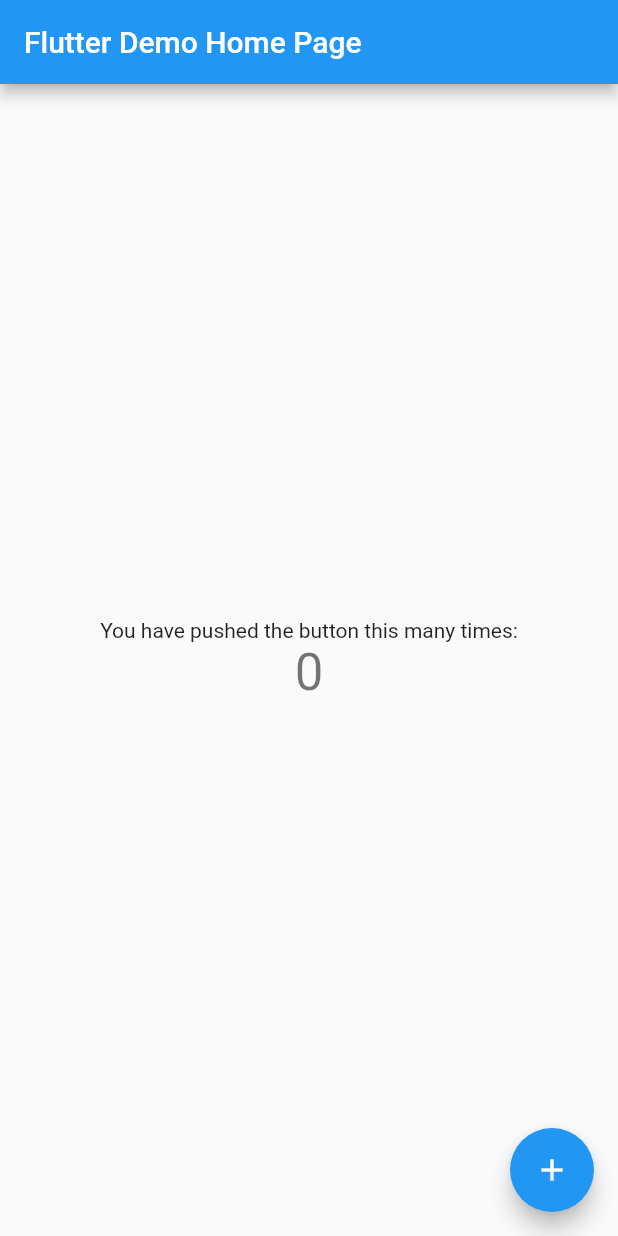
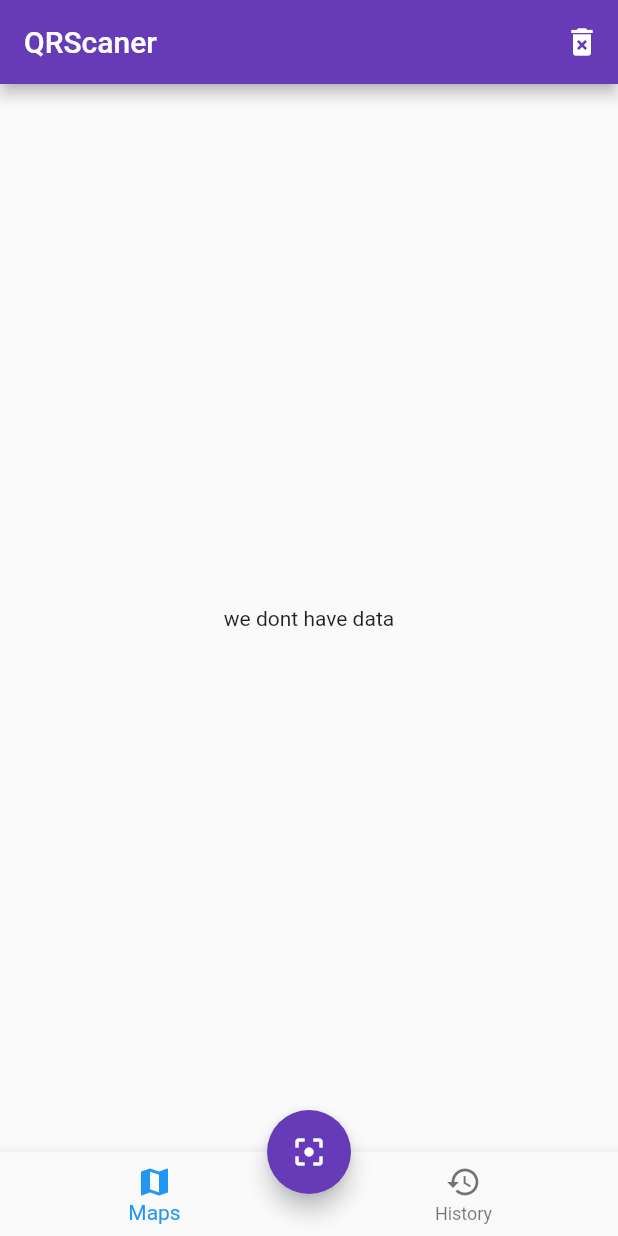
Before and after one commit to julianfrancodev/flutter-localtion-maps, a Flutter app: the screen it shows after launch, on a phone screen of 412 x 824 dp. Run offline on Flutter 3.47's test engine with Material 2 defaults, Android fonts, the phone set to English and light mode, and no system bars; our stand-ins replace sqflite; missing offline and left inert: barcode_scan; accounts and stored records are empty.

Commit message:
feat: add flutter_map dependency

```diff
--- a/lib/main.dart
+++ b/lib/main.dart
@@ -1,117 +1,14 @@
 import 'package:flutter/material.dart';
+import 'package:flutter_04/src/routes/routes.dart';
 
 void main() {
-  runApp(MyApp());
+  runApp(MaterialApp(
+    title: 'QRPage',
+    debugShowCheckedModeBanner: false,
+    initialRoute: '/',
+    routes: routes,
+    theme: ThemeData(
+        visualDensity: VisualDensity.adaptivePlatformDensity,
+        primaryColor: Colors.deepPurple),
+  ));
 }
-
-class MyApp extends StatelessWidget {
-  // This widget is the root of your application.
-  @override
-  Widget build(BuildContext context) {
-    return MaterialApp(
-      title: 'Flutter Demo',
-      theme: ThemeData(
-        // This is the theme of your application.
-        //
-        // Try running your application with "flutter run". You'll see the
-        // application has a blue toolbar. Then, without quitting the app, try
-        // changing the primarySwatch below to Colors.green and then invoke
-        // "hot reload" (press "r" in the console where you ran "flutter run",
-        // or simply save your changes to "hot reload" in a Flutter IDE).
-        // Notice that the counter didn't reset back to zero; the application
-        // is not restarted.
-        primarySwatch: Colors.blue,
-        // This makes the visual density adapt to the platform that you run
-        // the app on. For desktop platforms, the controls will be smaller and
-        // closer together (more dense) than on mobile platforms.
-        visualDensity: VisualDensity.adaptivePlatformDensity,
-      ),
-      home: MyHomePage(title: 'Flutter Demo Home Page'),
-    );
-  }
-}
-
-class MyHomePage extends StatefulWidget {
-  MyHomePage({Key key, this.title}) : super(key: key);
-
-  // This widget is the home page of your application. It is stateful, meaning
-  // that it has a State object (defined below) that contains fields that affect
-  // how it looks.
-
-  // This class is the configuration for the state. It holds the values (in this
-  // case the title) provided by the parent (in this case the App widget) and
-  // used by the build method of the State. Fields in a Widget subclass are
-  // always marked "final".
-
-  final String title;
-
-  @override
-  _MyHomePageState createState() => _MyHomePageState();
-}
-
-class _MyHomePageState extends State<MyHomePage> {
-  int _counter = 0;
-
-  void _incrementCounter() {
-    setState(() {
-      // This call to setState tells the Flutter framework that something has
-      // changed in this State, which causes it to rerun the build method below
-      // so that the display can reflect the updated values. If we changed
-      // _counter without calling setState(), then the build method would not be
-      // called again, and so nothing would appear to happen.
-      _counter++;
-    });
-  }
-
-  @override
-  Widget build(BuildContext context) {
-    // This method is rerun every time setState is called, for instance as done
-    // by the _incrementCounter method above.
-    //
-    // The Flutter framework has been optimized to make rerunning build methods
-    // fast, so that you can just rebuild anything that needs updating rather
-    // than having to individually change instances of widgets.
-    return Scaffold(
-      appBar: AppBar(
-        // Here we take the value from the MyHomePage object that was created by
-        // the App.build method, and use it to set our appbar title.
-        title: Text(widget.title),
-      ),
-      body: Center(
-        // Center is a layout widget. It takes a single child and positions it
-        // in the middle of the parent.
-        child: Column(
-          // Column is also a layout widget. It takes a list of children and
-          // arranges them vertically. By default, it sizes itself to fit its
-          // children horizontally, and tries to be as tall as its parent.
-          //
-          // Invoke "debug painting" (press "p" in the console, choose the
-          // "Toggle Debug Paint" action from the Flutter Inspector in Android
-          // Studio, or the "Toggle Debug Paint" command in Visual Studio Code)
-          // to see the wireframe for each widget.
-          //
-          // Column has various properties to control how it sizes itself and
-          // how it positions its children. Here we use mainAxisAlignment to
-          // center the children vertically; the main axis here is the vertical
-          // axis because Columns are vertical (the cross axis would be
-          // horizontal).
-          mainAxisAlignment: MainAxisAlignment.center,
-          children: <Widget>[
-            Text(
-              'You have pushed the button this many times:',
-            ),
-            Text(
-              '$_counter',
-              style: Theme.of(context).textTheme.headline4,
-            ),
-          ],
-        ),
-      ),
-      floatingActionButton: FloatingActionButton(
-        onPressed: _incrementCounter,
-        tooltip: 'Increment',
-        child: Icon(Icons.add),
-      ), // This trailing comma makes auto-formatting nicer for build methods.
-    );
-  }
-}
--- /dev/null
+++ b/lib/src/bloc/scans_bloc.dart
@@ -0,0 +1,44 @@
+import 'dart:async';
+import 'package:flutter_04/src/provider/db_provider.dart';
+
+class ScansBloc {
+  static final ScansBloc _singleton = new ScansBloc._();
+
+  factory ScansBloc() {
+    return _singleton;
+  }
+
+  ScansBloc._() {
+    // get scans from database
+    getScans();
+  }
+
+  final _scansController = StreamController<List<ScanModel>>.broadcast();
+
+  Stream<List<ScanModel>> get scansStream => _scansController.stream;
+
+  dispose() {
+    _scansController?.close();
+  }
+
+  getScans() async {
+    _scansController.sink.add(await DbProvider.db.getScans());
+  }
+
+
+  saveScan(ScanModel scanModel)async{
+    await DbProvider.db.newScan(scanModel);
+    getScans();
+  }
+
+
+  deleteScan(int id) async {
+    await DbProvider.db.deleteScan(id);
+    getScans();
+  }
+
+  deleteAllScan() async {
+    await DbProvider.db.deleteAllScan();
+    getScans();
+  }
+}
--- /dev/null
+++ b/lib/src/models/scan_model.dart
@@ -0,0 +1,35 @@
+import 'dart:convert';
+
+ScanModel scanModelFromJson(String str) => ScanModel.fromJson(json.decode(str));
+
+String scanModelToJson(ScanModel data) => json.encode(data.toJson());
+
+class ScanModel {
+  ScanModel({
+    this.id,
+    this.type,
+    this.value,
+  }){
+    if(value.contains('http')){
+      this.type = 'http';
+    }else{
+      this.type = 'geo';
+    }
+  }
+
+  int id;
+  String type;
+  String value;
+
+  factory ScanModel.fromJson(Map<String, dynamic> json) => ScanModel(
+    id: json["id"],
+    type: json["type"],
+    value: json["value"],
+  );
+
+  Map<String, dynamic> toJson() => {
+    "id": id,
+    "type": type,
+    "value": value,
+  };
+}
--- /dev/null
+++ b/lib/src/pages/home_page.dart
@@ -0,0 +1,90 @@
+import 'package:barcode_scan/barcode_scan.dart';
+import 'package:flutter/material.dart';
+import 'package:flutter_04/src/bloc/scans_bloc.dart';
+import 'package:flutter_04/src/models/scan_model.dart';
+import 'package:flutter_04/src/pages/locations_page.dart';
+import 'package:flutter_04/src/pages/maps_page.dart';
+
+class HomePage extends StatefulWidget {
+  @override
+  _HomePageState createState() => _HomePageState();
+}
+
+class _HomePageState extends State<HomePage> {
+  int _currentPage = 0;
+  final scanBloc = new ScansBloc();
+
+  @override
+  Widget build(BuildContext context) {
+    return Scaffold(
+      appBar: AppBar(
+        title: Text('QRScaner'),
+        actions: [
+          IconButton(
+            icon: Icon(Icons.delete_forever),
+            onPressed: () {
+              scanBloc.deleteAllScan();
+            },
+          )
+        ],
+      ),
+      body: _loadPage(_currentPage),
+      bottomNavigationBar: _renderBottomNavigationBar(),
+      floatingActionButtonLocation: FloatingActionButtonLocation.centerDocked,
+      floatingActionButton: FloatingActionButton(
+        child: Icon(Icons.filter_center_focus),
+        onPressed: _scanQR,
+        backgroundColor: Theme.of(context).primaryColor,
+      ),
+    );
+  }
+
+  _scanQR() async {
+    // https://music.youtube.com/
+    //geo:40.69638688855688,-73.91564741572269
+    dynamic futureString = 'https://music.youtube.com/';
+
+    // try{
+    //   futureString = await BarcodeScanner.scan();
+    // }catch(err){
+    //   futureString = err.toString();
+    // }
+    //
+    // print(futureString.rawContent);
+    //
+    if (futureString != null) {
+      final scan = ScanModel(value: futureString);
+      scanBloc.saveScan(scan);
+
+      final scan2 = ScanModel(value: 'geo:40.69638688855688,-73.91564741572269');
+      scanBloc.saveScan(scan2);
+    }
+  }
+
+  Widget _renderBottomNavigationBar() {
+    return BottomNavigationBar(
+      currentIndex: _currentPage,
+      onTap: (value) {
+        setState(() {
+          _currentPage = value;
+        });
+      },
+      items: [
+        BottomNavigationBarItem(icon: Icon(Icons.map), title: Text("Maps")),
+        BottomNavigationBarItem(
+            icon: Icon(Icons.history), title: Text("History")),
+      ],
+    );
+  }
+
+  Widget _loadPage(int actualPage) {
+    switch (actualPage) {
+      case 0:
+        return MapsPage();
+      case 1:
+        return LocationsPage();
+      default:
+        return MapsPage();
+    }
+  }
+}
--- /dev/null
+++ b/lib/src/pages/maps_page.dart
@@ -0,0 +1,49 @@
+import 'package:flutter/material.dart';
+import 'package:flutter_04/src/bloc/scans_bloc.dart';
+import 'package:flutter_04/src/models/scan_model.dart';
+
+class MapsPage extends StatelessWidget {
+
+  final scansBloc = new ScansBloc();
+
+  @override
+  Widget build(BuildContext context) {
+    return StreamBuilder<List<ScanModel>>(
+        stream: scansBloc.scansStream,
+        builder: (BuildContext context, AsyncSnapshot<List<ScanModel>> snapshot){
+          if(!snapshot.hasData){
+            return Center(
+              child: CircularProgressIndicator() ,
+            );
+          }
+
+          final scans = snapshot.data;
+
+          if(scans.length == 0){
+            return Center(child: Text("we dont have data"),);
+
+          }
+
+          return ListView.builder(
+            itemCount: scans.length,
+            itemBuilder: (context, index){
+              return Dismissible(
+                key: UniqueKey(),
+                background: Container(
+                  color: Colors.red,
+                ),
+                onDismissed: (direction){
+                  scansBloc.deleteScan(scans[index].id);
+                },
+                child: ListTile(
+                  title: Text(scans[index].value) ,
+                  leading: Icon(Icons.cloud_queue, color: Theme.of(context).primaryColor,),
+                  trailing: Icon(Icons.arrow_forward_ios, color: Colors.grey,),
+                ),
+              );
+            },
+          );
+        },
+    );
+  }
+}
--- /dev/null
+++ b/lib/src/routes/routes.dart
@@ -0,0 +1,6 @@
+import 'package:flutter/cupertino.dart';
+import 'package:flutter_04/src/pages/home_page.dart';
+
+final Map<String, Widget Function(BuildContext)> routes = {
+  '/': (context) => HomePage(),
+};
--- a/pubspec.yaml
+++ b/pubspec.yaml
@@ -21,6 +21,11 @@ environment:
   sdk: ">=2.7.0 <3.0.0"
 
 dependencies:
+  barcode_scan: ^3.0.1
+  sqflite: ^1.3.1+1
+  path_provider: ^1.6.14
+  url_launcher: ^5.6.0
+  flutter_map: ^0.10.1+1
   flutter:
     sdk: flutter
 
```
Also changed, not shown: lib/src/pages/locations_page.dart (added, +12 -0 lines), lib/src/provider/db_provider.dart (added, +115 -0 lines), pubspec.lock, 4 other files.
